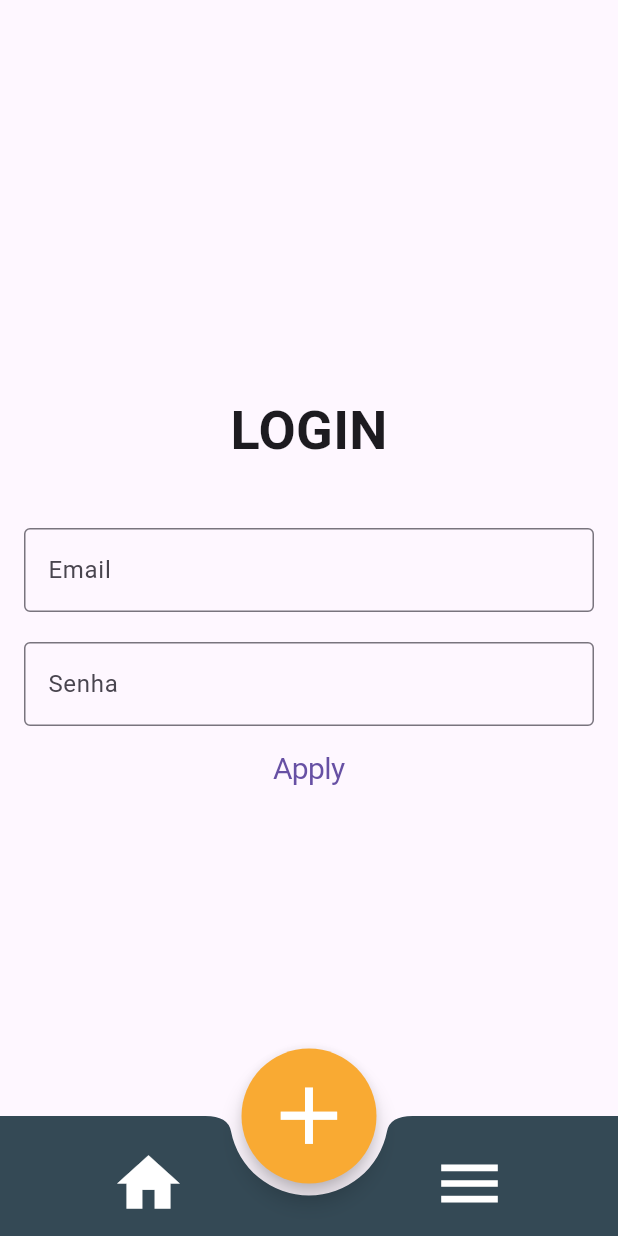
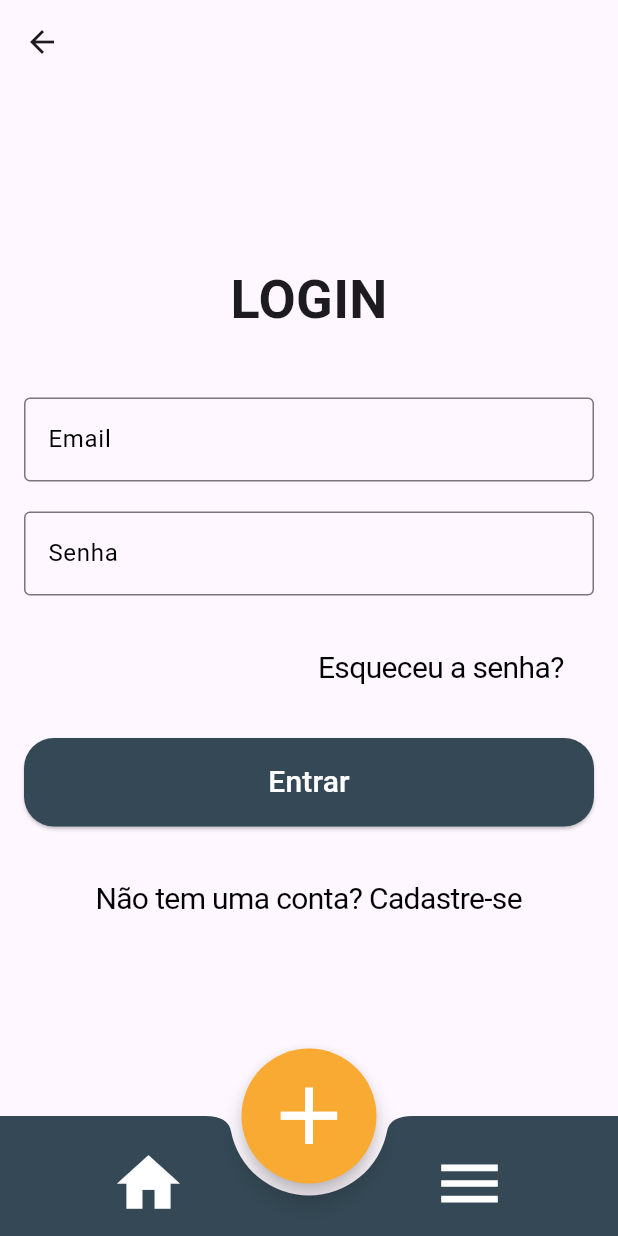
Before and after one commit to sophiacarrazza/Remindr, a Flutter app: the screen it shows after launch, after a tap on the "person" icon, on a phone screen of 412 x 824 dp. Run offline on Flutter 3.47's test engine with Material 3 defaults, Android fonts, the phone set to English and light mode, and no system bars; our stand-ins replace speech_to_text.

Commit message:
Tela Esqueceu OK

```diff
--- a/remindr/lib/login.dart
+++ b/remindr/lib/login.dart
@@ -1,6 +1,8 @@
 import 'package:flutter/material.dart';
 import 'package:flutter/cupertino.dart'; // Certifique-se de importar cupertino.dart
+import 'package:navegacao_telas_app/cadastro.dart';
 import 'lista.dart';
+import 'esqueceu.dart';
 
 void main() {
   runApp(MaterialApp(
@@ -13,7 +15,14 @@ class Login extends StatelessWidget {
   Widget build(BuildContext context) {
     return MaterialApp(
       home: Scaffold(
-        appBar: AppBar(),
+        appBar: AppBar(
+          leading: IconButton(
+            icon: Icon(Icons.arrow_back),
+            onPressed: () {
+              Navigator.popUntil(context, ModalRoute.withName('/'));
+            },
+          ),
+        ),
         body: Center(
           child: Padding(
             padding: const EdgeInsets.all(16.0),
@@ -33,27 +42,102 @@ class Login extends StatelessWidget {
                 SizedBox(height: 40), // Espaçamento entre o título e as caixas de texto
                 // Caixa de texto para Email
                 TextField(
+                  cursorColor: Colors.black,
                   decoration: InputDecoration(
                     border: OutlineInputBorder(),
                     labelText: 'Email',
+                    labelStyle: TextStyle(
+                      color: Colors.black,
+                    ),
+                    focusedBorder: OutlineInputBorder(
+                      borderSide: BorderSide(color: Colors.black), // Borda preta ao focar
+                    ),
                   ),
                 ),
                 SizedBox(height: 20), // Espaço entre as caixas de texto
                 // Caixa de texto para Senha
                 TextField(
+                  cursorColor: Colors.black,
                   decoration: InputDecoration(
                     border: OutlineInputBorder(),
                     labelText: 'Senha',
+                    labelStyle: TextStyle(
+                      color: Colors.black,
+                    ),
+                    focusedBorder: OutlineInputBorder(
+                      borderSide: BorderSide(color: Colors.black), // Borda preta ao focar
                     ),
                   ),
-                CupertinoButton(
+                ),
+                SizedBox(height: 20), // Espaço abaixo das caixas de texto
+                // Alinhar o botão "Esqueceu a senha?" à direita
+                Align(
+                  alignment: Alignment.centerRight,
+                  child: MouseRegion(
+                    cursor: SystemMouseCursors.click,
+                    child: CupertinoButton(
                       child: Text(
-                    'Apply',
-                    style: TextStyle(fontSize: 20),
+                        'Esqueceu a senha?',
+                        style: TextStyle(
+                          fontSize: 20,
+                          color: Colors.black,
+                        ),
                       ),
                       onPressed: () {
-                    // Do your text stuff here.
+                        Navigator.push(
+                            context,
+                            MaterialPageRoute(builder: (context) => Esqueceu())
+                        );
                       },
+                    ),
+                  ),
+                ),
+                SizedBox(height: 20), // Espaçamento entre os botões
+                // Botão "Entrar" centralizado
+                SizedBox(
+                  width: double.infinity, // Largura do botão
+                  child: ElevatedButton(
+                    style: ElevatedButton.styleFrom(
+                      backgroundColor: Color(0xFF344955), // Cor do botão
+                      padding: EdgeInsets.symmetric(vertical: 15), // Altura do botão
+                      shape: RoundedRectangleBorder(
+                        borderRadius: BorderRadius.circular(20), // Bordas arredondadas
+                      ),
+                    ),
+                    child: Text(
+                      'Entrar',
+                      style: TextStyle(
+                        fontSize: 20,
+                        color: Colors.white,
+                      ),
+                    ),
+                    onPressed: () {
+                      // Ação do botão "Entrar"
+                    },
+                  ),
+                ),
+                SizedBox(height: 20), // Espaço abaixo das caixas de texto
+                // Alinhar o botão "Esqueceu a senha?" à direita
+                Align(
+                  alignment: Alignment.center,
+                  child: MouseRegion(
+                    cursor: SystemMouseCursors.click,
+                    child: CupertinoButton(
+                      child: Text(
+                        'Não tem uma conta? Cadastre-se',
+                        style: TextStyle(
+                          fontSize: 20,
+                          color: Colors.black,
+                        ),
+                      ),
+                      onPressed: () {
+                        Navigator.push(
+                            context,
+                            MaterialPageRoute(builder: (context) => Cadastro())
+                        );
+                      },
+                    ),
+                  ),
                 ),
               ],
             ),
```
Also changed, not shown: remindr/lib/cadastro.dart (added, +245 -0 lines), remindr/lib/esqueceu.dart (added, +142 -0 lines), remindr/pubspec.lock, 11 other files. Lines whose indentation alone changed are shown as unchanged.
